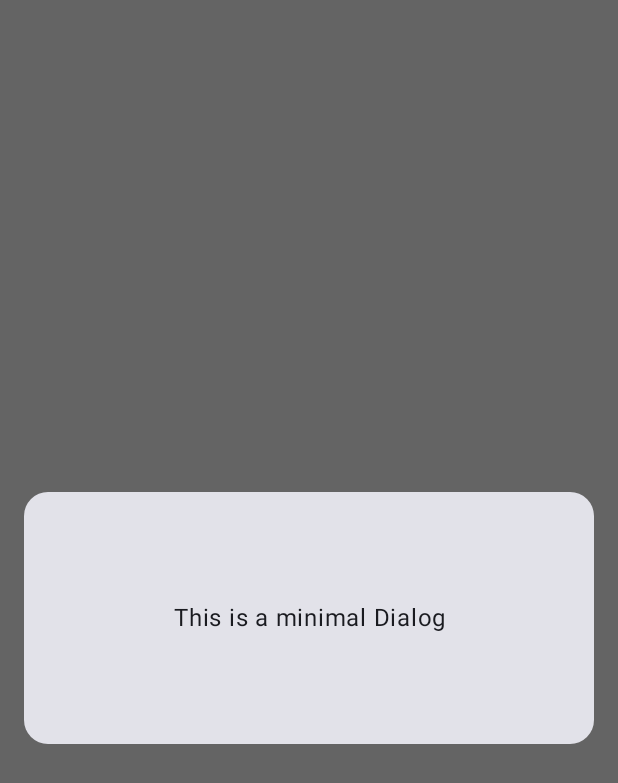
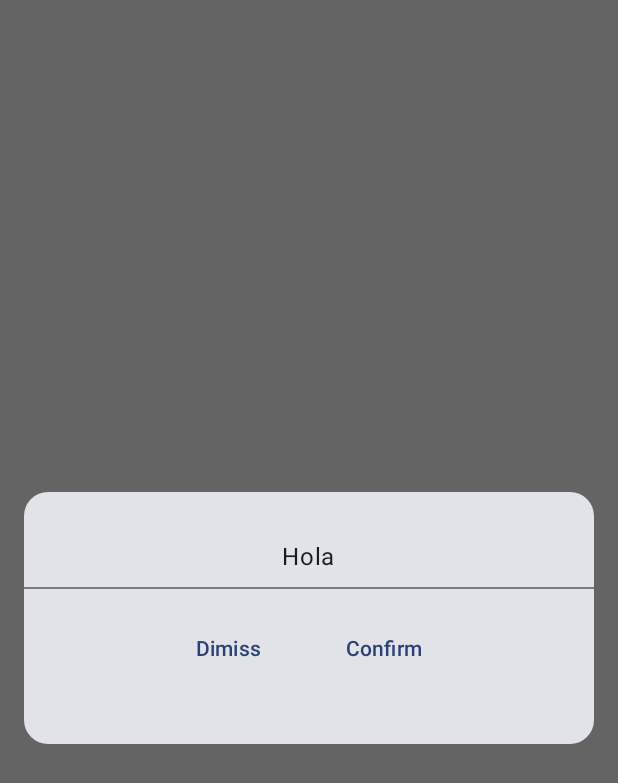
Before and after one commit to sarriaga35/DialogsBasic, an Android app built with Jetpack Compose: the screen it shows after launch (MainActivity), on a phone screen of 412 x 824 dp. Shown: the top 783 px of the screen. Run offline under Robolectric (Android 15) with nearby library versions, the phone set to English and light mode, and no system bars.

Commit message:
Version 0.2, basica, corre en APK24 minimal dialog with Text Hello, Divider, two buttons. Dialog. Not AlertDialog, nor BasicDialog

```diff
--- a/app/src/main/java/com/sebas/dialogsbasic/MainActivity.kt
+++ b/app/src/main/java/com/sebas/dialogsbasic/MainActivity.kt
@@ -3,18 +3,25 @@ package com.sebas.dialogsbasic
 import android.os.Bundle
 import androidx.activity.ComponentActivity
 import androidx.activity.compose.setContent
+import androidx.compose.foundation.Image
+import androidx.compose.foundation.layout.Arrangement
+import androidx.compose.foundation.layout.Column
+import androidx.compose.foundation.layout.Row
 import androidx.compose.foundation.layout.fillMaxSize
 import androidx.compose.foundation.layout.fillMaxWidth
 import androidx.compose.foundation.layout.height
 import androidx.compose.foundation.layout.padding
-import androidx.compose.foundation.layout.wrapContentSize
 import androidx.compose.foundation.shape.RoundedCornerShape
 import androidx.compose.material3.Card
+import androidx.compose.material3.Divider
 import androidx.compose.material3.Text
+import androidx.compose.material3.TextButton
 import androidx.compose.runtime.Composable
 import androidx.compose.ui.Alignment
 import androidx.compose.ui.Modifier
-import androidx.compose.ui.text.style.TextAlign
+import androidx.compose.ui.graphics.painter.Painter
+import androidx.compose.ui.layout.ContentScale
+import androidx.compose.ui.res.painterResource
 import androidx.compose.ui.unit.dp
 import androidx.compose.ui.window.Dialog
 import com.sebas.dialogsbasic.ui.theme.DialogsBasicTheme
@@ -32,19 +39,31 @@ class MainActivity : ComponentActivity() {
 
     @Composable
     private fun inicialComponible() {
-        MinimalDialog(hacerAlgo())
+        DialogWithImage(
+            onDimissRequest = { hacerAlgoonDimissRequest() },
+            onConfirmation = { hacerAlgoonConfirmation()},
+        )
 
     }
 
-    private fun hacerAlgo(): () -> Unit {
+    private fun hacerAlgoonDimissRequest(): () -> Unit {
         return {
-            println("hola")
+            println("hola Dimiss")
+        }
+
+    }
+    private fun hacerAlgoonConfirmation(): () -> Unit {
+        return {
+            println("hola Confirmation")
         }
 
     }
 
     @Composable
-    private fun MinimalDialog(onDimissRequest: () -> Unit) {
+    private fun DialogWithImage(
+        onDimissRequest: () -> Unit,
+        onConfirmation: () -> Unit,
+        ) {
 
         Dialog(onDismissRequest = { onDimissRequest() }) {
             Card (modifier = Modifier
@@ -53,15 +72,32 @@ class MainActivity : ComponentActivity() {
                 .padding(16.dp),
                     shape = RoundedCornerShape(16.dp)
             ) {
-                Text(text = "This is a minimal Dialog",
-                    modifier = Modifier
-                        .fillMaxSize()
-                        .wrapContentSize(Alignment.Center),
-                    textAlign = TextAlign.Center,)
+                Column(modifier = Modifier.fillMaxSize(),
+                    horizontalAlignment = Alignment.CenterHorizontally,
+                    verticalArrangement = Arrangement.Center) {
+                        Text(text = "Hola",modifier = Modifier.padding(8.dp))
+                    Divider()
+                        Row (modifier = Modifier
+                            .fillMaxWidth(),
+                            horizontalArrangement = Arrangement.Center,){
+                            TextButton(onClick = { onDimissRequest() },
+                                        modifier = Modifier.padding(16.dp),){
+                                Text(text = "Dimiss")
+                            }
+                            TextButton(onClick = { onConfirmation() },
+                                modifier = Modifier.padding(16.dp),) {
+                                Text(text = "Confirm")
+                            }
+
+                        }
+                        }
+                }
+
+
+
 
             }
 
         }
 
     }
-}
```
Also changed, not shown: app/src/main/res/drawable/certificate.jpg (added), app/src/main/res/drawable/pexels_souvenirpixels_lakeboat.jpg (added).
